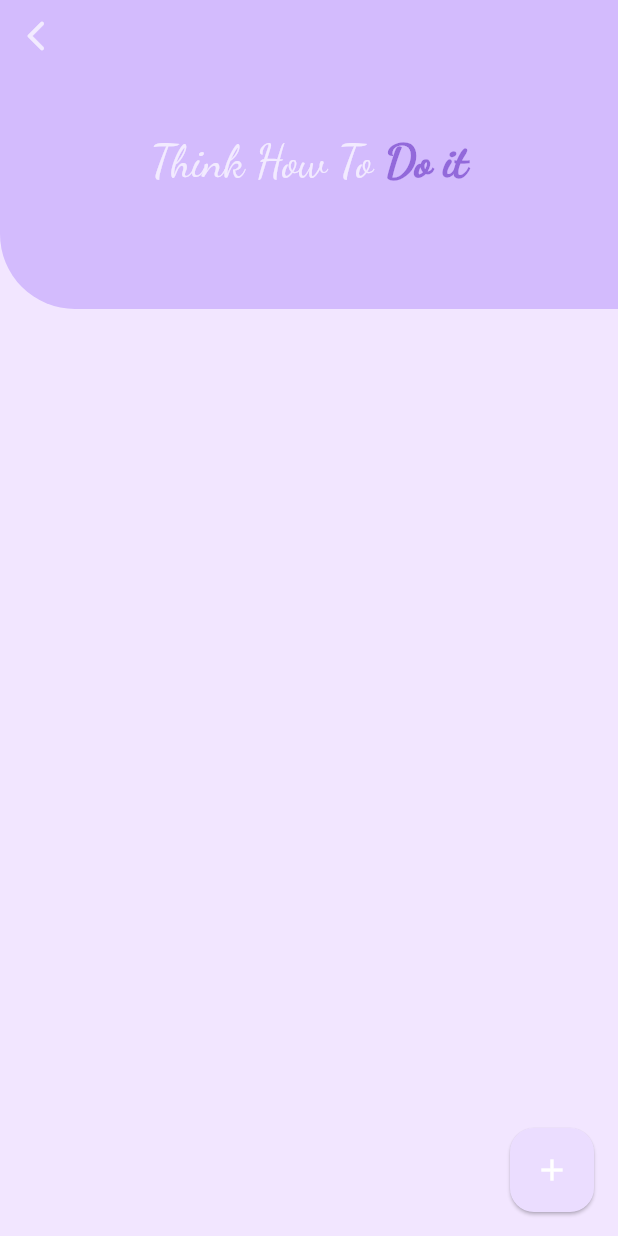
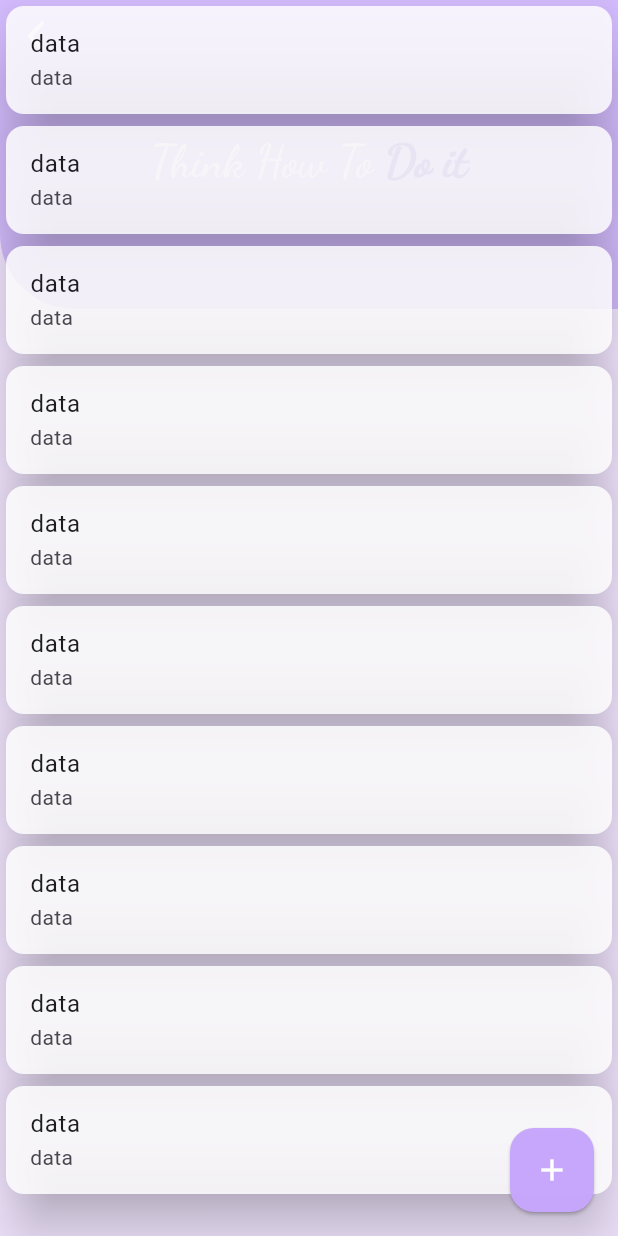
Before and after one commit to paria717/Do-it, a Flutter app: the screen it shows after launch, on a phone screen of 412 x 824 dp. Run offline on Flutter 3.47's test engine with Material 2 defaults, Android fonts, the phone set to English and light mode, and no system bars; our stand-ins replace get, google_fonts.

Commit message:
createwidget and create listtasks

```diff
--- a/lib/pages/tasks_page.dart
+++ b/lib/pages/tasks_page.dart
@@ -8,15 +8,71 @@ class TasksPage extends StatelessWidget {
 
   @override
   Widget build(BuildContext context) {
-    return SafeArea(
+    return const SafeArea(
       child: Scaffold(
-        floatingActionButton: FloatingActionButton(
+        floatingActionButton: MyFloatingActionButton(),
+        body: Stack(children: [
+          MyCustomAppBar(),
+          MyTasksList(),
+        ]),
+      ),
+    );
+  }
+}
+
+class MyFloatingActionButton extends StatelessWidget {
+  const MyFloatingActionButton({
+    super.key,
+  });
+
+  @override
+  Widget build(BuildContext context) {
+    return FloatingActionButton(
+      backgroundColor: AppColors.appbarcolor,
       onPressed: () {},
       elevation: 1,
       child: const Icon(Icons.add, color: Colors.white),
+    );
+  }
+}
+
+class MyTasksList extends StatelessWidget {
+  const MyTasksList({
+    super.key,
+  });
+
+  @override
+  Widget build(BuildContext context) {
+    return Container(
+      color: AppColors.backgroungcolors,
+      height: Get.height,
+      width: Get.width,
+      child: ListView.builder(
+        itemCount: 10,
+        itemBuilder: (context, index) {
+          return const Card(
+            color: AppColors.cardcolors,
+            elevation: 16,
+            child: ListTile(
+                title: Text(
+                  "data",
                 ),
-        body: Stack(children: [
-          Container(
+                subtitle: Text('data')),
+          );
+        },
+      ),
+    );
+  }
+}
+
+class MyCustomAppBar extends StatelessWidget {
+  const MyCustomAppBar({
+    super.key,
+  });
+
+  @override
+  Widget build(BuildContext context) {
+    return Container(
       width: Get.width,
       height: Get.height / 4,
       decoration: const BoxDecoration(
@@ -25,8 +81,7 @@ class TasksPage extends StatelessWidget {
         ),
         color: AppColors.appbarcolor,
       ),
-            child:
-                Column(crossAxisAlignment: CrossAxisAlignment.start, children: [
+      child: Column(crossAxisAlignment: CrossAxisAlignment.start, children: [
         IconButton(
             onPressed: () {},
             icon: const Icon(
@@ -51,20 +106,6 @@ class TasksPage extends StatelessWidget {
           ),
         )
       ]),
-          ),
-          Container(
-            color: AppColors.backgroungcolors,
-            height: Get.height,
-            width: Get.width,
-            child: ListView.builder(
-              itemCount: 10,
-              itemBuilder: (context, index) {
-                return const Card();
-              },
-            ),
-          ),
-        ]),
-      ),
     );
   }
 }
```
Lines whose indentation alone changed are shown as unchanged.
